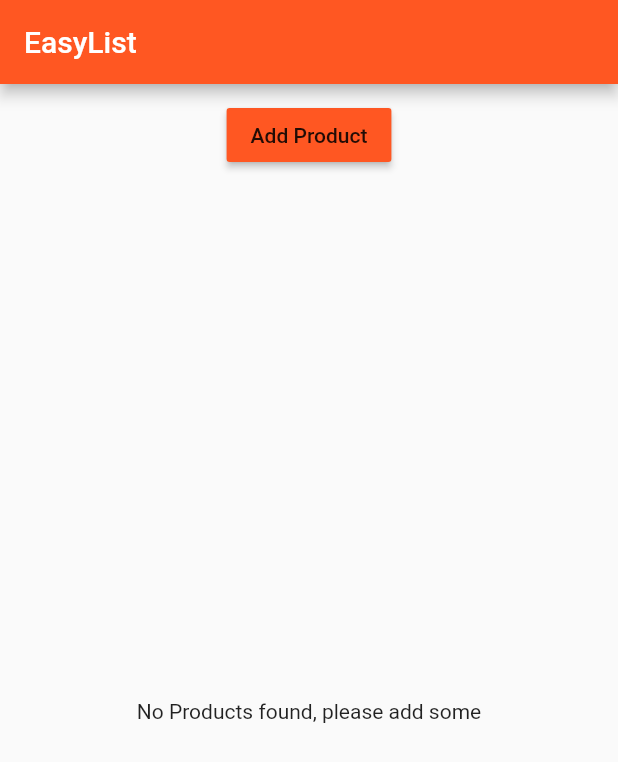
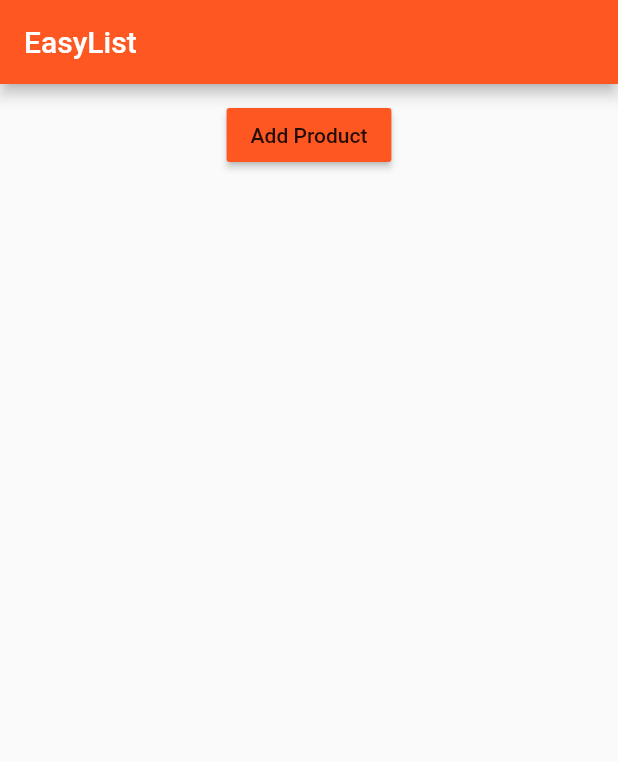
Before and after one commit to xandebianchi/flutter_course, a Flutter app: the screen it shows after launch, on a phone screen of 412 x 824 dp. Shown: the top 762 px of the screen. Run offline on Flutter 3.47's test engine with Material 2 defaults, Android fonts, the phone set to English and light mode, and no system bars.

Commit message:
Chapter 66 finished

```diff
--- a/lib/main.dart
+++ b/lib/main.dart
@@ -1,7 +1,7 @@
 import 'package:flutter/material.dart';
 // import 'package:flutter/rendering.dart';
 
-import './product_manager.dart';
+import './pages/home.dart';
 
 void main() {
   // debugPaintSizeEnabled = true;
@@ -20,12 +20,7 @@ class MyApp extends StatelessWidget {
         primarySwatch: Colors.deepOrange,
         accentColor: Colors.deepPurple
       ),
-      home: Scaffold(
-        appBar: AppBar(
-          title: Text('EasyList'),
-        ),
-        body: ProductManager(),
-      ),
+      home: HomePage()
     );
   }
 }
--- /dev/null
+++ b/lib/pages/home.dart
@@ -0,0 +1,15 @@
+import 'package:flutter/material.dart';
+
+import '../product_manager.dart';
+
+class HomePage extends StatelessWidget {
+  @override
+  Widget build(BuildContext context) {
+    return Scaffold(
+      appBar: AppBar(
+        title: Text('EasyList'),
+      ),
+      body: ProductManager(),
+    );
+  }
+}
--- a/lib/products.dart
+++ b/lib/products.dart
@@ -26,9 +26,7 @@ class Products extends StatelessWidget {
         itemCount: products.length,
       );
     } else {
-      productCard = Center(
-        child: Text('No Products found, please add some'),
-      );
+      productCard = Container();
     }
     return productCard;
   }
```
